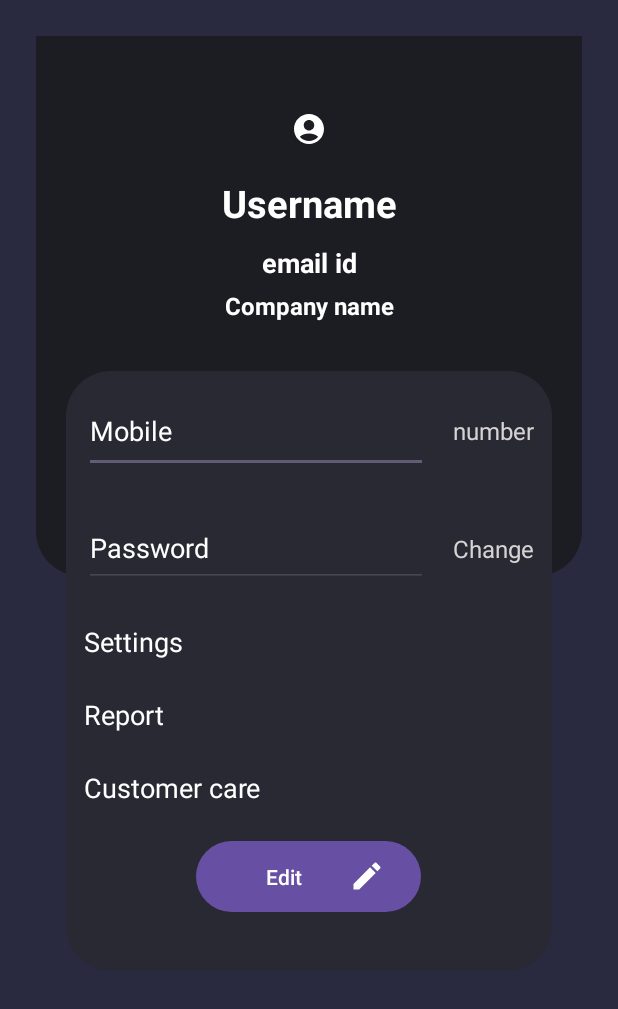
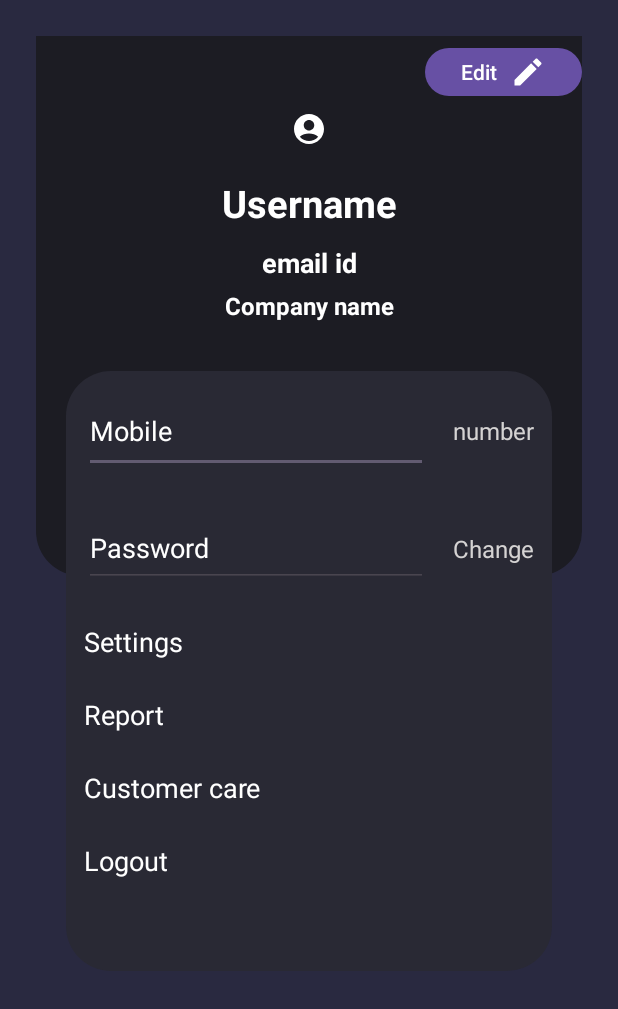
Before and after one commit to mini-projectss/Inventoryapp, an Android app: the layout profile1.xml on its own in the app's theme, with its tools: preview values and no code run, on a phone screen of 412 x 824 dp. Shown: the top 1009 px of the screen. Run offline under Robolectric (Android 15) with nearby library versions, the phone set to English and light mode, and no system bars.

Commit message:
update 1.1

```diff
--- a/app/src/main/res/layout/profile1.xml
+++ b/app/src/main/res/layout/profile1.xml
@@ -36,6 +36,15 @@
                         android:layout_height="360dp"
                         android:background="@drawable/background1">
 
+                        <Button
+                            android:id="@+id/edit"
+                            android:layout_width="wrap_content"
+                            android:layout_height="40dp"
+                            android:layout_marginTop="4dp"
+                            android:drawableRight="@drawable/baseline_edit_24"
+                            android:text="Edit"
+                            app:layout_constraintEnd_toEndOf="parent"
+                            app:layout_constraintTop_toTopOf="parent" />
                     </androidx.constraintlayout.widget.ConstraintLayout>
 
                     <ImageView
@@ -194,22 +203,19 @@
                             android:layout_margin="12dp"
                             android:textSize="18dp"/>
 
+                        <TextView
+                            android:id="@+id/textView8"
+                            android:layout_width="match_parent"
+                            android:layout_height="wrap_content"
+                            android:layout_margin="12dp"
+                            android:text="Logout"
+                            android:textColor="@color/white"
+                            android:textSize="18dp" />
+
                         <androidx.constraintlayout.widget.ConstraintLayout
                             android:layout_width="match_parent"
                             android:layout_height="match_parent">
 
-                            <Button
-                                android:id="@+id/edit"
-                                android:layout_width="150dp"
-                                android:layout_height="55dp"
-                                android:drawableRight="@drawable/baseline_edit_24"
-                                android:text="Edit"
-                                app:layout_constraintBottom_toBottomOf="parent"
-                                app:layout_constraintEnd_toEndOf="parent"
-                                app:layout_constraintHorizontal_bias="0.497"
-                                app:layout_constraintStart_toStartOf="parent"
-                                app:layout_constraintTop_toTopOf="parent"
-                                app:layout_constraintVertical_bias="0.175" />
                         </androidx.constraintlayout.widget.ConstraintLayout>
 
 
```
